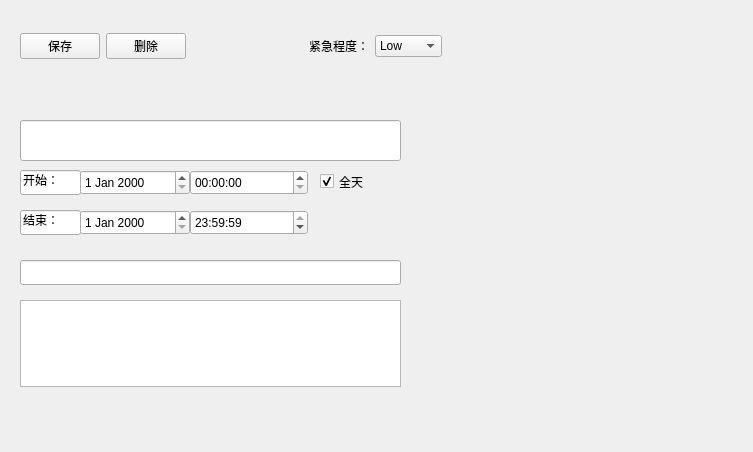
Old version of the form Calendar/form.ui in the repository Wang2545944538/Calendar.
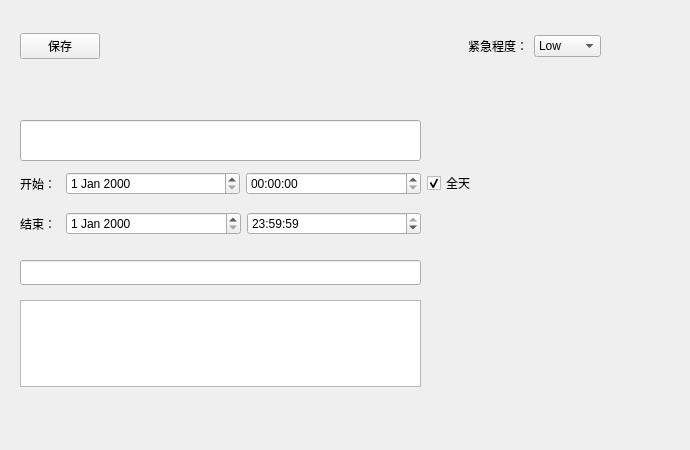
New version of the form.

What changed in the file:
```diff
--- a/Calendar/form.ui
+++ b/Calendar/form.ui
@@ -6,8 +6,8 @@
    <rect>
     <x>0</x>
     <y>0</y>
-    <width>753</width>
-    <height>452</height>
+    <width>690</width>
+    <height>450</height>
    </rect>
   </property>
   <property name="windowTitle">
@@ -18,7 +18,7 @@
     <rect>
      <x>20</x>
      <y>120</y>
-     <width>381</width>
+     <width>401</width>
      <height>41</height>
     </rect>
    </property>
@@ -31,7 +31,7 @@
     <rect>
      <x>20</x>
      <y>260</y>
-     <width>381</width>
+     <width>401</width>
      <height>25</height>
     </rect>
    </property>
@@ -39,104 +39,12 @@
     <string/>
    </property>
   </widget>
-  <widget class="QLineEdit" name="start">
-   <property name="geometry">
-    <rect>
-     <x>20</x>
-     <y>170</y>
-     <width>61</width>
-     <height>25</height>
-    </rect>
-   </property>
-   <property name="text">
-    <string>开始：</string>
-   </property>
-  </widget>
-  <widget class="QLineEdit" name="end">
-   <property name="geometry">
-    <rect>
-     <x>20</x>
-     <y>210</y>
-     <width>61</width>
-     <height>25</height>
-    </rect>
-   </property>
-   <property name="text">
-    <string>结束：</string>
-   </property>
-  </widget>
-  <widget class="QDateEdit" name="SdateEdit">
-   <property name="geometry">
-    <rect>
-     <x>80</x>
-     <y>170</y>
-     <width>110</width>
-     <height>25</height>
-    </rect>
-   </property>
-  </widget>
-  <widget class="QDateEdit" name="EdateEdit">
-   <property name="geometry">
-    <rect>
-     <x>80</x>
-     <y>210</y>
-     <width>110</width>
-     <height>25</height>
-    </rect>
-   </property>
-  </widget>
-  <widget class="QTimeEdit" name="startTimeEdit">
-   <property name="geometry">
-    <rect>
-     <x>190</x>
-     <y>170</y>
-     <width>118</width>
-     <height>25</height>
-    </rect>
-   </property>
-  </widget>
-  <widget class="QTimeEdit" name="endTimeEdit">
-   <property name="geometry">
-    <rect>
-     <x>190</x>
-     <y>210</y>
-     <width>118</width>
-     <height>25</height>
-    </rect>
-   </property>
-   <property name="time">
-    <time>
-     <hour>23</hour>
-     <minute>59</minute>
-     <second>59</second>
-    </time>
-   </property>
-  </widget>
-  <widget class="QCheckBox" name="checkBox">
-   <property name="geometry">
-    <rect>
-     <x>320</x>
-     <y>170</y>
-     <width>98</width>
-     <height>23</height>
-    </rect>
-   </property>
-   <property name="text">
-    <string>全天</string>
-   </property>
-   <property name="checked">
-    <bool>true</bool>
-   </property>
-   <property name="autoRepeat">
-    <bool>false</bool>
-   </property>
-  </widget>
   <widget class="QTextEdit" name="event">
    <property name="geometry">
     <rect>
      <x>20</x>
      <y>300</y>
-     <width>381</width>
+     <width>401</width>
      <height>87</height>
     </rect>
    </property>
@@ -146,7 +54,7 @@
     <rect>
      <x>20</x>
      <y>30</y>
-     <width>422</width>
+     <width>581</width>
      <height>32</height>
     </rect>
    </property>
@@ -162,13 +70,6 @@
       </item>
      </layout>
     </item>
-    <item>
-     <widget class="QPushButton" name="delete_2">
-      <property name="text">
-       <string>删除</string>
-      </property>
-     </widget>
-    </item>
     <item>
      <spacer name="horizontalSpacer">
       <property name="orientation">
@@ -214,6 +115,89 @@
     </item>
    </layout>
   </widget>
+  <widget class="QWidget" name="">
+   <property name="geometry">
+    <rect>
+     <x>20</x>
+     <y>210</y>
+     <width>401</width>
+     <height>27</height>
+    </rect>
+   </property>
+   <layout class="QHBoxLayout" name="horizontalLayout_4">
+    <item>
+     <widget class="QLabel" name="label_3">
+      <property name="maximumSize">
+       <size>
+        <width>40</width>
+        <height>16777215</height>
+       </size>
+      </property>
+      <property name="text">
+       <string>结束：</string>
+      </property>
+     </widget>
+    </item>
+    <item>
+     <widget class="QDateEdit" name="EdateEdit"/>
+    </item>
+    <item>
+     <widget class="QTimeEdit" name="endTimeEdit">
+      <property name="time">
+       <time>
+        <hour>23</hour>
+        <minute>59</minute>
+        <second>59</second>
+       </time>
+      </property>
+     </widget>
+    </item>
+   </layout>
+  </widget>
+  <widget class="QWidget" name="">
+   <property name="geometry">
+    <rect>
+     <x>20</x>
+     <y>170</y>
+     <width>581</width>
+     <height>27</height>
+    </rect>
+   </property>
+   <layout class="QHBoxLayout" name="horizontalLayout_5">
+    <item>
+     <widget class="QLabel" name="label_2">
+      <property name="maximumSize">
+       <size>
+        <width>40</width>
+        <height>16777215</height>
+       </size>
+      </property>
+      <property name="text">
+       <string>开始：</string>
+      </property>
+     </widget>
+    </item>
+    <item>
+     <widget class="QDateEdit" name="SdateEdit"/>
+    </item>
+    <item>
+     <widget class="QTimeEdit" name="startTimeEdit"/>
+    </item>
+    <item>
+     <widget class="QCheckBox" name="checkBox">
+      <property name="text">
+       <string>全天</string>
+      </property>
+      <property name="checked">
+       <bool>true</bool>
+      </property>
+      <property name="autoRepeat">
+       <bool>false</bool>
+      </property>
+     </widget>
+    </item>
+   </layout>
+  </widget>
  </widget>
  <resources/>
  <connections/>
```
